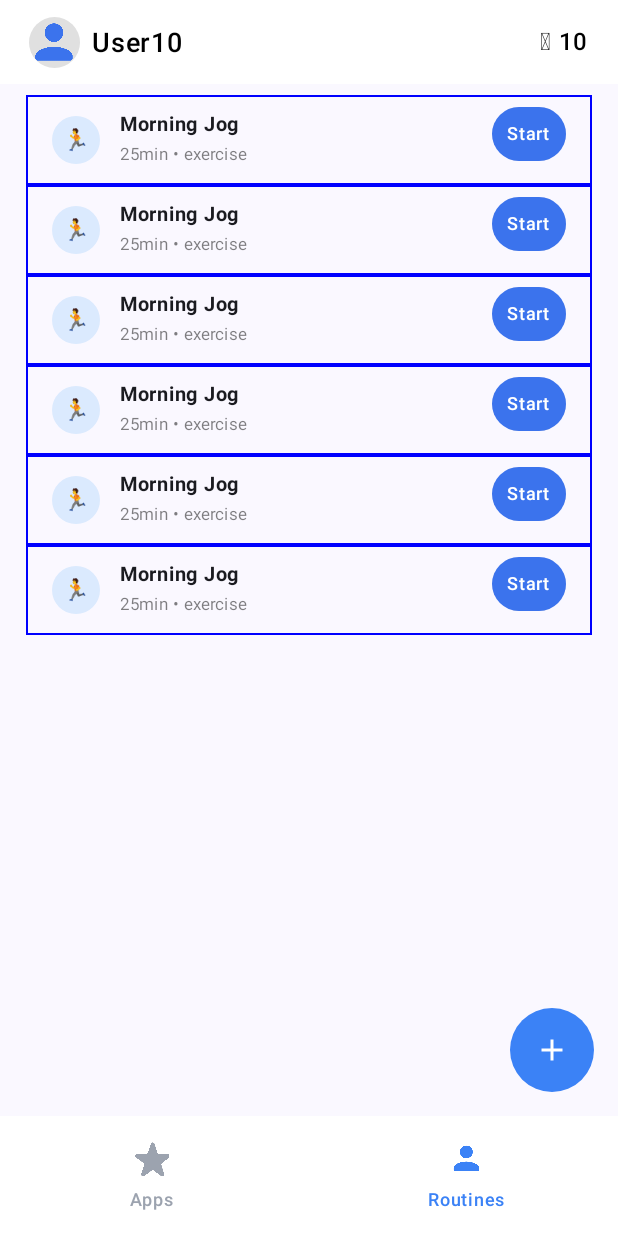
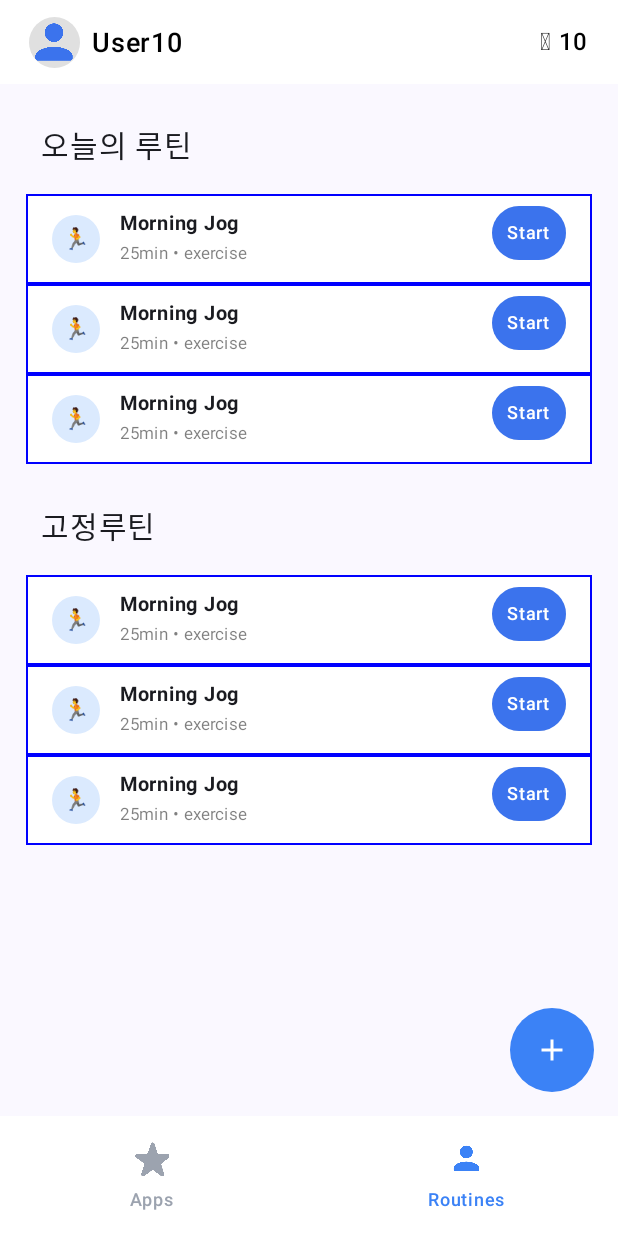
Before and after one commit to hyungyu-02/DopamineMarketAndroid, an Android app built with Jetpack Compose: the RoutinesScreen screen opened through its navigation route, on a phone screen of 412 x 824 dp. Run offline under Robolectric (Android 15) with nearby library versions, the phone set to English and light mode, and no system bars; our stand-ins replace Dagger/Hilt's generated code.

Commit message:
RoutineScreen UI 완성

```diff
--- a/app/build.gradle.kts
+++ b/app/build.gradle.kts
@@ -60,6 +60,8 @@ dependencies {
     implementation(libs.androidx.ui.graphics)
     implementation(libs.androidx.ui.tooling.preview)
     implementation(libs.androidx.material3)
+    implementation(libs.androidx.material)
+
     testImplementation(libs.junit)
     androidTestImplementation(libs.androidx.junit)
     androidTestImplementation(libs.androidx.espresso.core)
--- a/app/src/main/java/com/myteam/hackathonapp/presentation/routines/RoutinesScreen.kt
+++ b/app/src/main/java/com/myteam/hackathonapp/presentation/routines/RoutinesScreen.kt
@@ -1,26 +1,36 @@
 package com.myteam.hackathonapp.presentation.routines
 
+import androidx.compose.foundation.background
 import androidx.compose.foundation.layout.Arrangement
 import androidx.compose.foundation.layout.Column
 import androidx.compose.foundation.layout.PaddingValues
 import androidx.compose.foundation.layout.consumeWindowInsets
+import androidx.compose.foundation.layout.fillMaxHeight
 import androidx.compose.foundation.layout.fillMaxSize
 import androidx.compose.foundation.layout.fillMaxWidth
+import androidx.compose.foundation.layout.height
 import androidx.compose.foundation.layout.padding
 import androidx.compose.foundation.lazy.LazyColumn
 import androidx.compose.foundation.lazy.rememberLazyListState
+import androidx.compose.foundation.rememberScrollState
+import androidx.compose.foundation.verticalScroll
 import androidx.compose.material3.Scaffold
 import androidx.compose.material3.Text
 import androidx.compose.runtime.Composable
 import androidx.compose.ui.Alignment
 import androidx.compose.ui.Modifier
+import androidx.compose.ui.focus.focusModifier
+import androidx.compose.ui.graphics.Color
+import androidx.compose.ui.text.font.FontWeight
 import androidx.compose.ui.tooling.preview.Preview
 import androidx.compose.ui.unit.dp
+import androidx.compose.ui.unit.sp
 import androidx.navigation.NavHostController
 import com.myteam.hackathonapp.core.component.HackathonTitle
 import com.myteam.hackathonapp.presentation.component.BottomNavigationBar
 import com.myteam.hackathonapp.presentation.component.HackathonFAB
 import com.myteam.hackathonapp.presentation.component.HackathonTopAppBar
+import com.myteam.hackathonapp.presentation.routines.component.LazyRoutineComponent
 import com.myteam.hackathonapp.presentation.routines.component.RoutineComponent
 
 @Composable
@@ -52,26 +62,19 @@ fun RoutineScreenContent(modifier: Modifier = Modifier) {
     Column(
         modifier = Modifier
             .fillMaxWidth()
+            .fillMaxHeight()
             .padding(horizontal = 17.dp)
     ){
-        val lazyState = rememberLazyListState()
-        Text(
+        LazyRoutineComponent(
             modifier = Modifier
-                .padding(
-                    start = 10.dp,
-                    top = 22.dp,
-                    bottom = 17.dp
-                ),
-            text = "오늘의 루틴"
+                .padding(top = 81.dp),
+            name = "오늘의 루틴"
         )
-        LazyColumn(
-            state = lazyState,
-            contentPadding = PaddingValues(bottom = 8.dp)
-        ) {
-            items(6){
-                RoutineComponent()
-            }
-        }
+        LazyRoutineComponent(
+            modifier = Modifier
+                .padding(top = 26.dp),
+            name = "고정루틴"
+        )
     }
 }
 
--- /dev/null
+++ b/app/src/main/java/com/myteam/hackathonapp/presentation/routines/component/LazyRoutineComponent.kt
@@ -0,0 +1,160 @@
+package com.myteam.hackathonapp.presentation.routines.component
+
+import androidx.compose.animation.AnimatedVisibility
+import androidx.compose.animation.core.tween
+import androidx.compose.animation.fadeOut
+import androidx.compose.animation.shrinkVertically
+import androidx.compose.foundation.background
+import androidx.compose.foundation.layout.Box
+import androidx.compose.foundation.layout.PaddingValues
+import androidx.compose.foundation.layout.fillMaxSize
+import androidx.compose.foundation.layout.fillMaxWidth
+import androidx.compose.foundation.layout.height
+import androidx.compose.foundation.layout.padding
+import androidx.compose.foundation.lazy.LazyColumn
+import androidx.compose.foundation.lazy.items
+import androidx.compose.foundation.lazy.itemsIndexed
+import androidx.compose.foundation.lazy.rememberLazyListState
+import androidx.compose.material.DismissDirection
+import androidx.compose.material.DismissState
+import androidx.compose.material.DismissValue
+import androidx.compose.material.ExperimentalMaterialApi
+import androidx.compose.material.SwipeToDismiss
+import androidx.compose.material.rememberDismissState
+import androidx.compose.material3.Text
+import androidx.compose.runtime.Composable
+import androidx.compose.runtime.LaunchedEffect
+import androidx.compose.runtime.getValue
+import androidx.compose.runtime.mutableStateListOf
+import androidx.compose.runtime.mutableStateOf
+import androidx.compose.runtime.remember
+import androidx.compose.runtime.setValue
+import androidx.compose.ui.Alignment
+import androidx.compose.ui.Modifier
+import androidx.compose.ui.graphics.Color
+import androidx.compose.ui.text.font.FontWeight
+import androidx.compose.ui.unit.dp
+import androidx.compose.ui.unit.sp
+import kotlinx.coroutines.delay
+
+@Composable
+fun LazyRoutineComponent(
+    modifier: Modifier = Modifier,
+    name: String
+) {
+    val lazyState = rememberLazyListState()
+    val RoutineList = remember {
+        mutableStateListOf(
+            RoutineWrapper(1) { RoutineComponent() },
+            RoutineWrapper(2){ RoutineComponent() },
+            RoutineWrapper(3){ RoutineComponent() },
+            RoutineWrapper(4){ RoutineComponent() },
+            RoutineWrapper(5){ RoutineComponent() },
+            RoutineWrapper(6){ RoutineComponent() }
+        )
+    }
+    Text(
+        modifier = modifier
+            .padding(
+                start = 10.dp,
+                bottom = 17.dp
+            ),
+        text = name,
+        fontSize = 20.sp,
+        fontWeight = FontWeight(500)
+    )
+    LazyColumn(
+        modifier = Modifier
+            .height(180.dp),
+        state = lazyState,
+        contentPadding = PaddingValues(bottom = 8.dp)
+    ) {
+        items(
+            items = RoutineList,
+            key = { item -> item.id }
+        ) { item ->
+            SwipeToDeleteContainer(
+                onDelete = {
+                    RoutineList.remove(item)
+                }
+            ) {
+                item.content()
+            }
+        }
+    }
+}
+
+@OptIn(ExperimentalMaterialApi::class)
+@Composable
+fun SwipeToDeleteContainer(
+    onDelete: () -> Unit,
+    animationDuration: Int = 500,
+    content: @Composable () -> Unit
+) {
+    var isRemoved by remember{
+        mutableStateOf(false)
+    }
+    val state = rememberDismissState(
+        confirmStateChange = { value->
+            if(value == DismissValue.DismissedToStart){
+                isRemoved = true
+                true
+            } else false
+        }
+    )
+
+    LaunchedEffect(isRemoved) {
+        if(isRemoved){
+            delay(animationDuration.toLong())
+            onDelete() // actual delete
+        }
+    }
+
+    AnimatedVisibility(
+        visible = !isRemoved,
+        exit = shrinkVertically(
+            animationSpec = tween(durationMillis = animationDuration),
+            shrinkTowards = Alignment.Top
+        ) + fadeOut()
+    ) {
+        SwipeToDismiss(
+            state = state,
+            background = {
+                DeleteBackground(swipeDismissState = state)
+            },
+            dismissContent = { content() },
+            directions = setOf(DismissDirection.EndToStart) // remove this for both
+        )
+    }
+
+}
+
+@OptIn(ExperimentalMaterialApi::class)
+@Composable
+fun DeleteBackground(
+    swipeDismissState: DismissState
+){
+    val color = if(swipeDismissState.dismissDirection == DismissDirection.EndToStart) {
+        Color(0xFFDD4A4A)
+    } else Color.Transparent
+
+    Box(
+        modifier = Modifier
+            .fillMaxSize()
+            .background(color)
+            .padding(16.dp),
+        contentAlignment = Alignment.CenterEnd
+    ){
+        Text(
+            text = "Delete",
+            fontSize = 12.sp,
+            fontWeight = FontWeight(500),
+            color = Color(0xFFF6F6F6)
+        )
+    }
+}
+
+data class RoutineWrapper(
+    val id: Int,
+    val content: @Composable () -> Unit
+)
--- a/app/src/main/java/com/myteam/hackathonapp/presentation/routines/component/RoutineComponent.kt
+++ b/app/src/main/java/com/myteam/hackathonapp/presentation/routines/component/RoutineComponent.kt
@@ -36,7 +36,8 @@ fun RoutineComponent(
         modifier = Modifier
             .fillMaxWidth()
             .height(60.dp)
-            .border(1.dp, Color.Blue),
+            .border(1.dp, Color.Blue)
+            .background(color = Color(0xFFFFFFFF)),
         verticalArrangement = Arrangement.Center
     ) {
         Row(
--- /dev/null
+++ b/app/src/main/java/com/myteam/hackathonapp/presentation/routines/data/RoutineList.kt
@@ -0,0 +1 @@
+package com.myteam.hackathonapp.presentation.routines.data
--- a/gradle/libs.versions.toml
+++ b/gradle/libs.versions.toml
@@ -8,6 +8,7 @@ espressoCore = "3.5.1"
 lifecycleRuntimeKtx = "2.6.1"
 activityCompose = "1.8.0"
 composeBom = "2024.09.00"
+material = "1.8.3"
 navigationCompose = "2.8.9"
 okhttp = "4.11.0"
 retrofit = "2.9.0"
@@ -22,6 +23,7 @@ ksp = "2.0.21-1.0.28"
 
 [libraries]
 androidx-core-ktx = { group = "androidx.core", name = "core-ktx", version.ref = "coreKtx" }
+androidx-material = { module = "androidx.compose.material:material", version.ref = "material" }
 junit = { group = "junit", name = "junit", version.ref = "junit" }
 androidx-junit = { group = "androidx.test.ext", name = "junit", version.ref = "junitVersion" }
 androidx-espresso-core = { group = "androidx.test.espresso", name = "espresso-core", version.ref = "espressoCore" }
```
Also changed, not shown: app/src/main/java/com/myteam/hackathonapp/presentation/routines/component/CoinIconComponent.kt (renamed from app/src/main/java/com/myteam/hackathonapp/presentation/routines/component/CoinComponent.kt).
